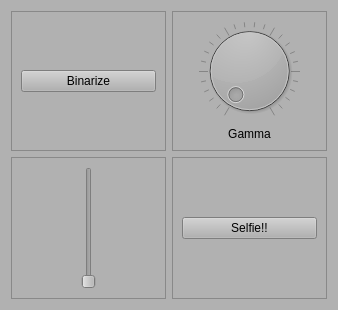
This is App/ImageRIT/panel.ui in natedileas/ImageRIT as Qt 5 draws it before an edit. The edited form follows.
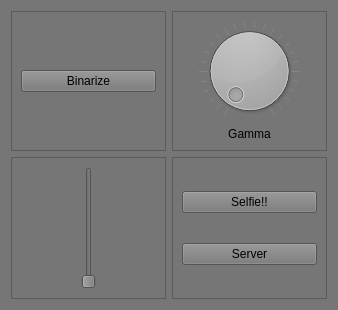
This is the edited form.

Commit message: Added server and selfie pages as stacked widget

```diff
--- a/App/ImageRIT/panel.ui
+++ b/App/ImageRIT/panel.ui
@@ -17,7 +17,7 @@
    <string>Form</string>
   </property>
   <property name="styleSheet">
-   <string notr="true">background-color: rgb(177, 177, 177);</string>
+   <string notr="true">background-color: rgb(118, 118, 118);</string>
   </property>
   <layout class="QGridLayout" name="gridLayout">
    <item row="1" column="1">
@@ -30,12 +30,19 @@
      </property>
      <layout class="QVBoxLayout" name="verticalLayout_3">
       <item>
-       <widget class="QPushButton" name="Selfie">
+       <widget class="QPushButton" name="selfie">
+        <property name="text">
+         <string>Selfie!!</string>
+        </property>
+       </widget>
+      </item>
+      <item>
+       <widget class="QPushButton" name="server">
         <property name="focusPolicy">
          <enum>Qt::TabFocus</enum>
         </property>
         <property name="text">
-         <string>Selfie!!</string>
+         <string>Server</string>
         </property>
        </widget>
       </item>
```
The commit also changes 13 other files.
